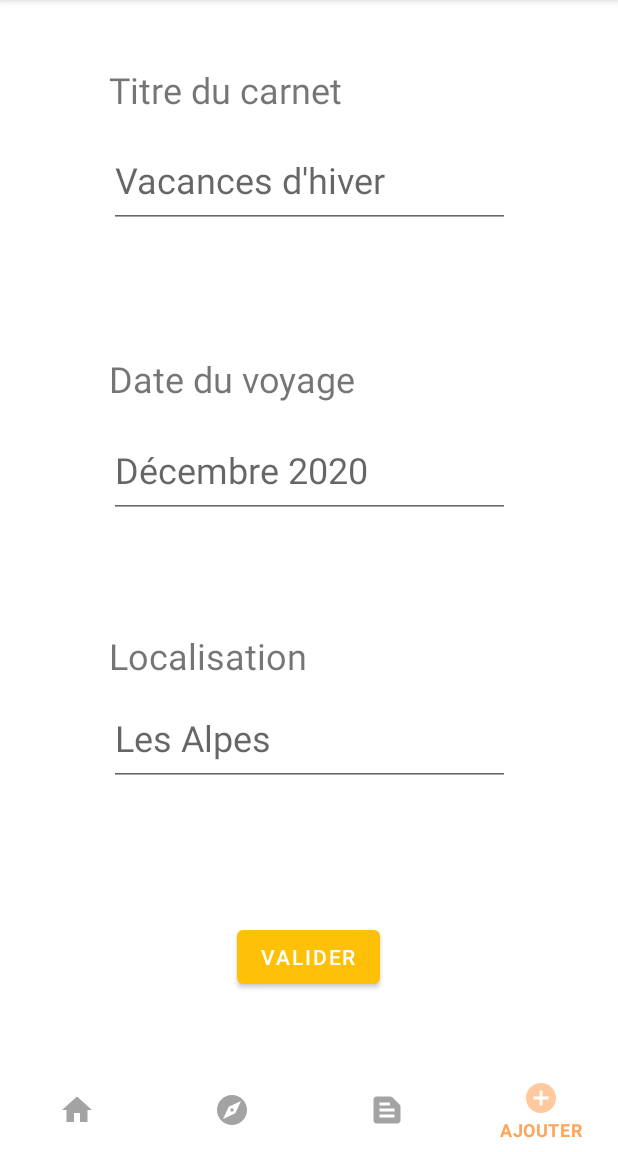
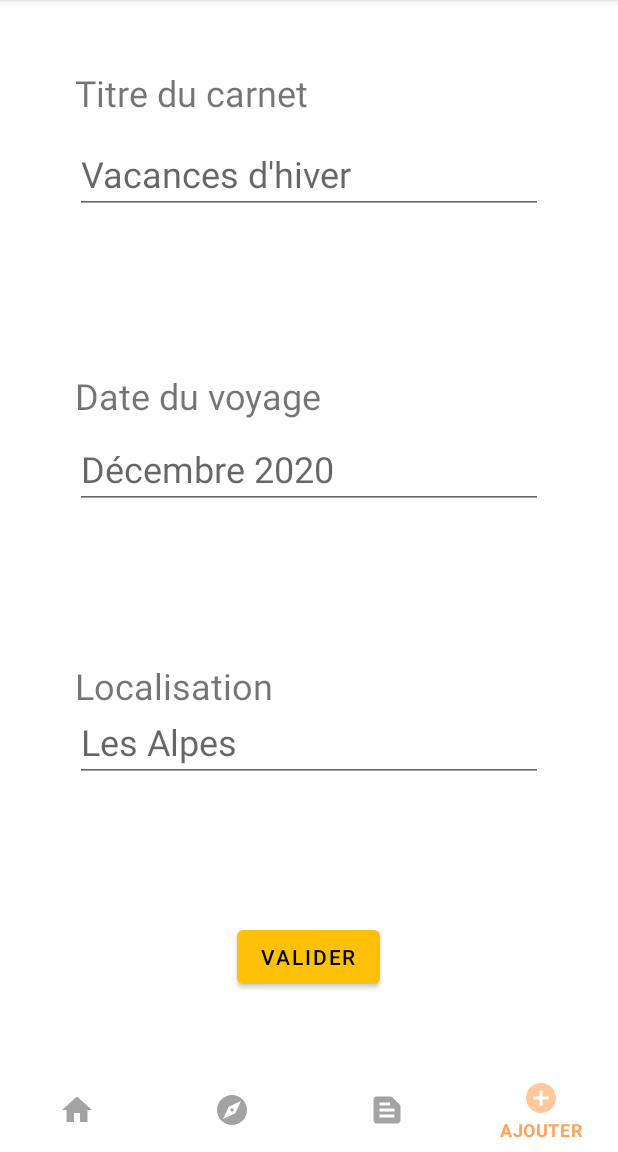
Before and after one commit to louprusak/TripWay, an Android app: the screen it shows after launch (MainActivity), item 4 of the bottom bar chosen, on a phone screen of 412 x 824 dp, the part 84-1236 px from its top. Run offline under Robolectric (Android 15) with nearby library versions, the phone set to English and light mode, and no system bars.

Commit message:
Clique sur marqueurs map OK Modifs page liste carnets Modifs page création carnets

```diff
--- a/carnetVoyage/app/src/main/java/fr/iut/projet/data/Stub.java
+++ b/carnetVoyage/app/src/main/java/fr/iut/projet/data/Stub.java
@@ -16,9 +16,8 @@ public class Stub {
     }
 
     public GestionnaireCarnet load(){
-        //testAffichageListe();
-        //return laListe;
-        return null;
+        testAffichageListe();
+        return laListe;
     }
 
 
--- a/carnetVoyage/app/src/main/java/fr/iut/projet/model/Carnet.java
+++ b/carnetVoyage/app/src/main/java/fr/iut/projet/model/Carnet.java
@@ -53,7 +53,7 @@ public class Carnet implements Serializable {
 
     public String toString(){
 
-        return "\nTitre du carnet : "+this.titre+"\n Date du voyage :"+this.date+"\n Lieu du voyage :"+this.lieu;
+        return "Titre : "+this.titre+"\nDate :"+this.date+"\nLieu :"+this.lieu;
     }
 
     public String getTitre(){
--- a/carnetVoyage/app/src/main/res/layout/create.xml
+++ b/carnetVoyage/app/src/main/res/layout/create.xml
@@ -4,11 +4,27 @@
     android:layout_height="match_parent"
     xmlns:app="http://schemas.android.com/apk/res-auto">
 
+    <TextView
+        android:id="@+id/textView3"
+        android:layout_width="0dp"
+        android:layout_height="wrap_content"
+        android:text="Titre du carnet"
+        android:textSize="24sp"
+        android:layout_marginLeft="50dp"
+        android:layout_marginRight="50dp"
+        app:layout_constraintBottom_toBottomOf="parent"
+        app:layout_constraintEnd_toEndOf="parent"
+        app:layout_constraintStart_toStartOf="parent"
+        app:layout_constraintTop_toTopOf="parent"
+        app:layout_constraintVertical_bias="0.067" />
+
     <EditText
         android:id="@+id/edit_titre_carnet"
-        android:layout_width="267dp"
-        android:layout_height="64dp"
+        android:layout_width="0dp"
+        android:layout_height="wrap_content"
         android:ems="10"
+        android:layout_marginLeft="50dp"
+        android:layout_marginRight="50dp"
         android:hint="Vacances d'hiver"
         android:inputType="textPersonName"
         android:textSize="24sp"
@@ -18,11 +34,27 @@
         app:layout_constraintTop_toTopOf="parent"
         app:layout_constraintVertical_bias="0.136" />
 
+    <TextView
+        android:id="@+id/textView4"
+        android:layout_width="0dp"
+        android:layout_height="wrap_content"
+        android:text="Date du voyage"
+        android:textSize="24sp"
+        android:layout_marginLeft="50dp"
+        android:layout_marginRight="50dp"
+        app:layout_constraintBottom_toBottomOf="parent"
+        app:layout_constraintEnd_toEndOf="parent"
+        app:layout_constraintStart_toStartOf="parent"
+        app:layout_constraintTop_toTopOf="parent"
+        app:layout_constraintVertical_bias="0.364" />
+
     <EditText
         android:id="@+id/edit_date_carnet"
-        android:layout_width="267dp"
-        android:layout_height="64dp"
+        android:layout_width="0dp"
+        android:layout_height="wrap_content"
         android:ems="10"
+        android:layout_marginLeft="50dp"
+        android:layout_marginRight="50dp"
         android:hint="Décembre 2020"
         android:inputType="textPersonName"
         android:textSize="24sp"
@@ -32,11 +64,27 @@
         app:layout_constraintTop_toTopOf="parent"
         app:layout_constraintVertical_bias="0.434" />
 
+    <TextView
+        android:id="@+id/textView5"
+        android:layout_width="0dp"
+        android:layout_height="wrap_content"
+        android:text="Localisation"
+        android:textSize="24sp"
+        android:layout_marginLeft="50dp"
+        android:layout_marginRight="50dp"
+        app:layout_constraintBottom_toBottomOf="parent"
+        app:layout_constraintEnd_toEndOf="parent"
+        app:layout_constraintStart_toStartOf="parent"
+        app:layout_constraintTop_toTopOf="parent"
+        app:layout_constraintVertical_bias="0.649" />
+
     <EditText
         android:id="@+id/edit_lieu_carnet"
-        android:layout_width="267dp"
-        android:layout_height="64dp"
+        android:layout_width="0dp"
+        android:layout_height="wrap_content"
         android:ems="10"
+        android:layout_marginLeft="50dp"
+        android:layout_marginRight="50dp"
         android:hint="Les Alpes"
         android:inputType="textPersonName"
         android:textSize="24sp"
@@ -52,6 +100,7 @@
         android:layout_height="wrap_content"
         android:onClick="clicBoutonValider"
         android:text="Valider"
+        android:textColor="@color/black"
         app:backgroundTint="#FFC107"
         app:layout_constraintBottom_toBottomOf="parent"
         app:layout_constraintEnd_toEndOf="parent"
@@ -60,50 +109,4 @@
         app:layout_constraintTop_toTopOf="parent"
         app:layout_constraintVertical_bias="0.925" />
 
-    <TextView
-        android:id="@+id/textView3"
-        android:layout_width="267dp"
-        android:layout_height="64dp"
-        android:text="Titre du carnet"
-        android:textSize="24sp"
-        app:layout_constraintBottom_toBottomOf="parent"
-        app:layout_constraintEnd_toEndOf="parent"
-        app:layout_constraintStart_toStartOf="parent"
-        app:layout_constraintTop_toTopOf="parent"
-        app:layout_constraintVertical_bias="0.067" />
-
-    <TextView
-        android:id="@+id/textView4"
-        android:layout_width="267dp"
-        android:layout_height="64dp"
-        android:text="Date du voyage"
-        android:textSize="24sp"
-        app:layout_constraintBottom_toBottomOf="parent"
-        app:layout_constraintEnd_toEndOf="parent"
-        app:layout_constraintStart_toStartOf="parent"
-        app:layout_constraintTop_toTopOf="parent"
-        app:layout_constraintVertical_bias="0.364" />
-
-    <TextView
-        android:id="@+id/textView5"
-        android:layout_width="267dp"
-        android:layout_height="64dp"
-        android:text="Localisation"
-        android:textSize="24sp"
-        app:layout_constraintBottom_toBottomOf="parent"
-        app:layout_constraintEnd_toEndOf="parent"
-        app:layout_constraintStart_toStartOf="parent"
-        app:layout_constraintTop_toTopOf="parent"
-        app:layout_constraintVertical_bias="0.649" />
-
-
-
-
-
-
-
-
-
-
-
 </androidx.constraintlayout.widget.ConstraintLayout>
--- a/carnetVoyage/app/src/main/res/layout/logs.xml
+++ b/carnetVoyage/app/src/main/res/layout/logs.xml
@@ -12,7 +12,7 @@
         android:layout_height="0dp"
         android:scaleType="centerCrop"
 
-        android:src="@drawable/carnets_image"
+        android:src="@drawable/biblio"
         app:layout_constraintBottom_toBottomOf="parent"
         app:layout_constraintEnd_toEndOf="parent"
         app:layout_constraintStart_toStartOf="parent"
```
Also changed, not shown: carnetVoyage/app/src/main/java/fr/iut/projet/view/fragments/LogsFragment.java (+18 -9 lines), carnetVoyage/app/src/main/java/fr/iut/projet/view/fragments/MapFragment.java (+19 -6 lines), carnetVoyage/app/src/main/res/layout/carnet_activity.xml (+16 -5 lines), carnetVoyage/app/src/main/res/layout/carnet_item.xml (+8 -8 lines), carnetVoyage/app/src/main/res/drawable-hdpi/page.jpeg (added), 1 other file.
